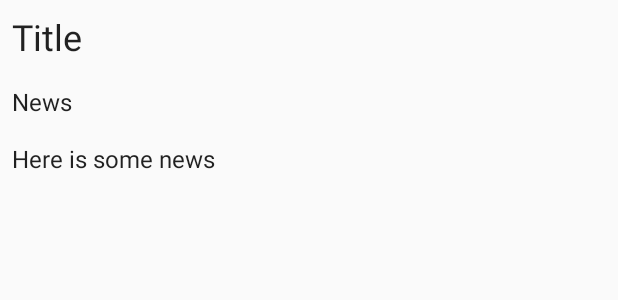
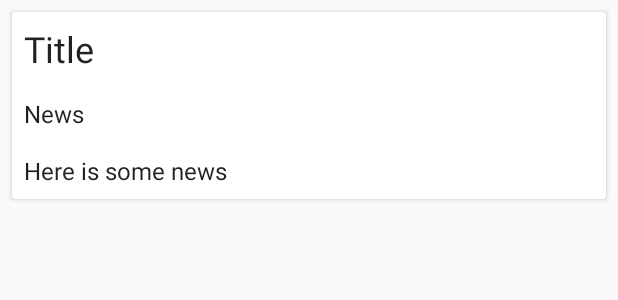
Before and after one commit to thom1376/Lab5, an Android app: the layout list_item.xml on its own in the app's theme, with its tools: preview values and no code run, on a phone screen of 412 x 824 dp. Shown: the top 300 px of the screen. Run offline under Robolectric (Android 15) with nearby library versions, the phone set to English and light mode, and no system bars.

Commit message:
Use CardView for list items in MaterialMe project

```diff
--- a/MaterialMe-Starter/app/build.gradle
+++ b/MaterialMe-Starter/app/build.gradle
@@ -23,4 +23,5 @@ dependencies {
     testImplementation 'junit:junit:4.12'
     implementation 'com.android.support:appcompat-v7:27.1.1'
     implementation 'com.android.support:recyclerview-v7:27.1.1'
+    implementation 'com.android.support:cardview-v7:27.1.1'
 }
--- a/MaterialMe-Starter/app/src/main/res/layout/list_item.xml
+++ b/MaterialMe-Starter/app/src/main/res/layout/list_item.xml
@@ -1,5 +1,4 @@
-<?xml version="1.0" encoding="utf-8"?>
-<!--
+<?xml version="1.0" encoding="utf-8"?><!--
   Copyright 2018 Google Inc.
 
   Licensed under the Apache License, Version 2.0 (the "License");
@@ -14,30 +13,39 @@
   See the License for the specific language governing permissions and
   limitations under the License.
   -->
+<android.support.v7.widget.CardView xmlns:android="http://schemas.android.com/apk/res/android"
+    android:layout_width="match_parent"
+    android:layout_height="wrap_content"
+    android:layout_margin="8dp">
+
     <LinearLayout xmlns:android="http://schemas.android.com/apk/res/android"
-    android:orientation="vertical" android:layout_width="match_parent"
-    android:layout_height="wrap_content">
+        android:layout_width="match_parent"
+        android:layout_height="wrap_content"
+        android:orientation="vertical">
 
         <TextView
+            android:id="@+id/title"
+            style="@style/TextAppearance.AppCompat.Headline"
             android:layout_width="wrap_content"
             android:layout_height="wrap_content"
-        android:id="@+id/title"
-        android:text="@string/title_placeholder"
             android:padding="8dp"
-        style="@style/TextAppearance.AppCompat.Headline"/>
+            android:text="@string/title_placeholder" />
+
         <TextView
+            android:id="@+id/newsTitle"
+            style="@style/TextAppearance.AppCompat.Subhead"
             android:layout_width="wrap_content"
             android:layout_height="wrap_content"
-        android:id="@+id/newsTitle"
-        android:text="@string/news_placeholder"
             android:padding="8dp"
-        style="@style/TextAppearance.AppCompat.Subhead" />
+            android:text="@string/news_placeholder" />
+
         <TextView
+            android:id="@+id/subTitle"
+            style="@style/TextAppearance.AppCompat.Subhead"
             android:layout_width="wrap_content"
             android:layout_height="wrap_content"
-        android:id="@+id/subTitle"
-        android:text="@string/sports_info_placeholder"
             android:padding="8dp"
-        style="@style/TextAppearance.AppCompat.Subhead" />
+            android:text="@string/sports_info_placeholder" />
 
     </LinearLayout>
+</android.support.v7.widget.CardView>
```
Lines whose indentation alone changed are shown as unchanged.
